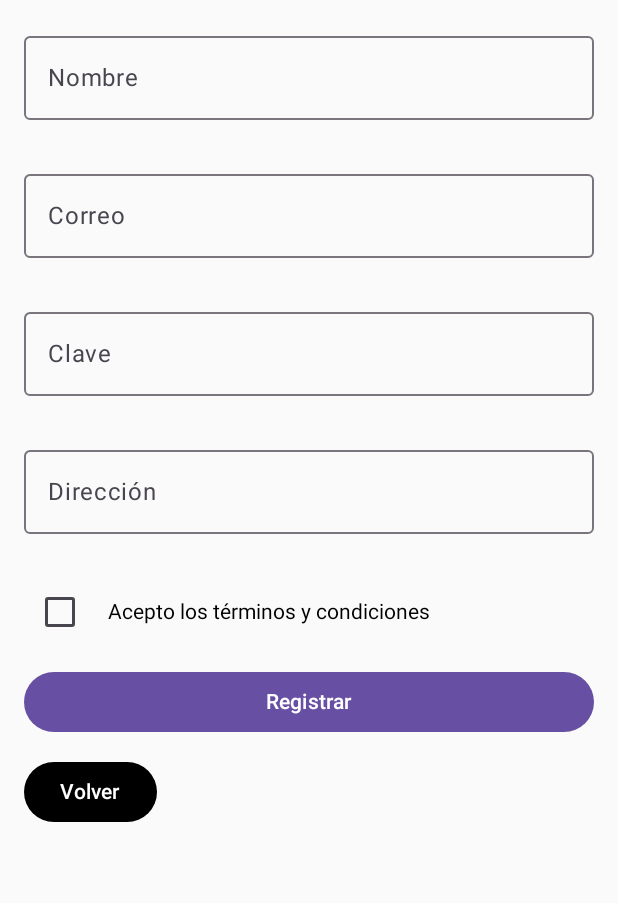
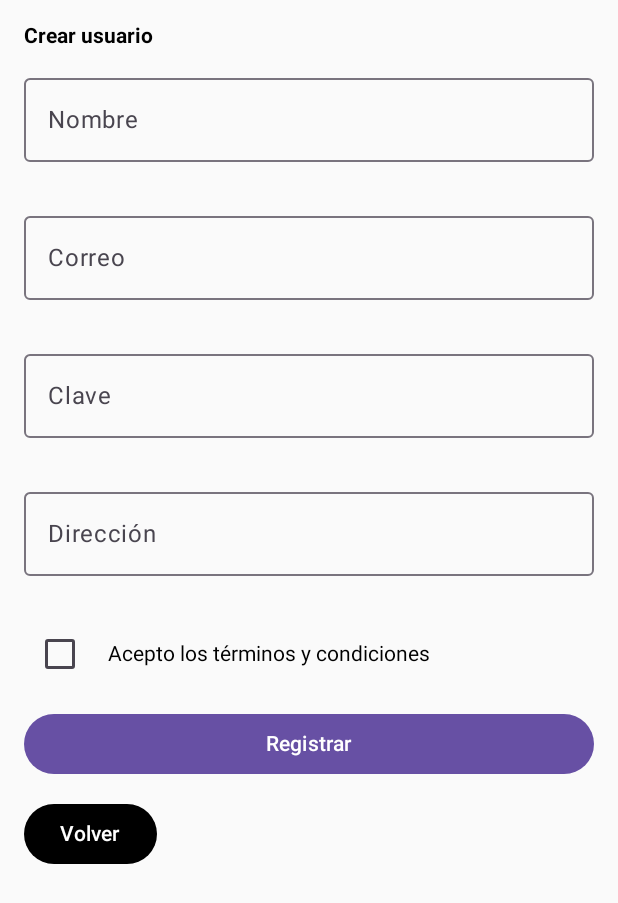
Before and after one commit to ibrahinc28/Aplicacion_Movil_Level_up_Gamer, an Android app built with Jetpack Compose: the userSignupScreen screen opened through its navigation route, on a phone screen of 412 x 824 dp. Shown: the top 903 px of the screen. Run offline under Robolectric (Android 15) with nearby library versions, the phone set to English and light mode, and no system bars.

Commit message:
Texto añadido a la página de registro

```diff
--- a/app/src/main/java/com/example/levelupgamermovil/view/UserSignupScreen.kt
+++ b/app/src/main/java/com/example/levelupgamermovil/view/UserSignupScreen.kt
@@ -25,6 +25,8 @@ import androidx.compose.ui.text.input.PasswordVisualTransformation
 import androidx.compose.ui.unit.dp
 import androidx.navigation.NavController
 import com.example.levelupgamermovil.viewmodel.RegistroViewModel
+import androidx.compose.material3.TopAppBar
+import androidx.compose.ui.text.font.FontWeight
 
 @Composable
 fun userSignupScreen(navController : NavController, viewModel: RegistroViewModel) {
@@ -34,8 +36,12 @@ fun userSignupScreen(navController : NavController, viewModel: RegistroViewModel
         Modifier
             .fillMaxSize()
             .padding(16.dp),
-        Arrangement.spacedBy(12.dp)
+        Arrangement.spacedBy(12.dp),
     ) {
+        Text(text = "Crear usuario",
+            fontWeight = FontWeight.Bold,
+        )
+
         OutlinedTextField(
             value = estado.nombre,
             onValueChange = viewModel::onNombreChange,
```
